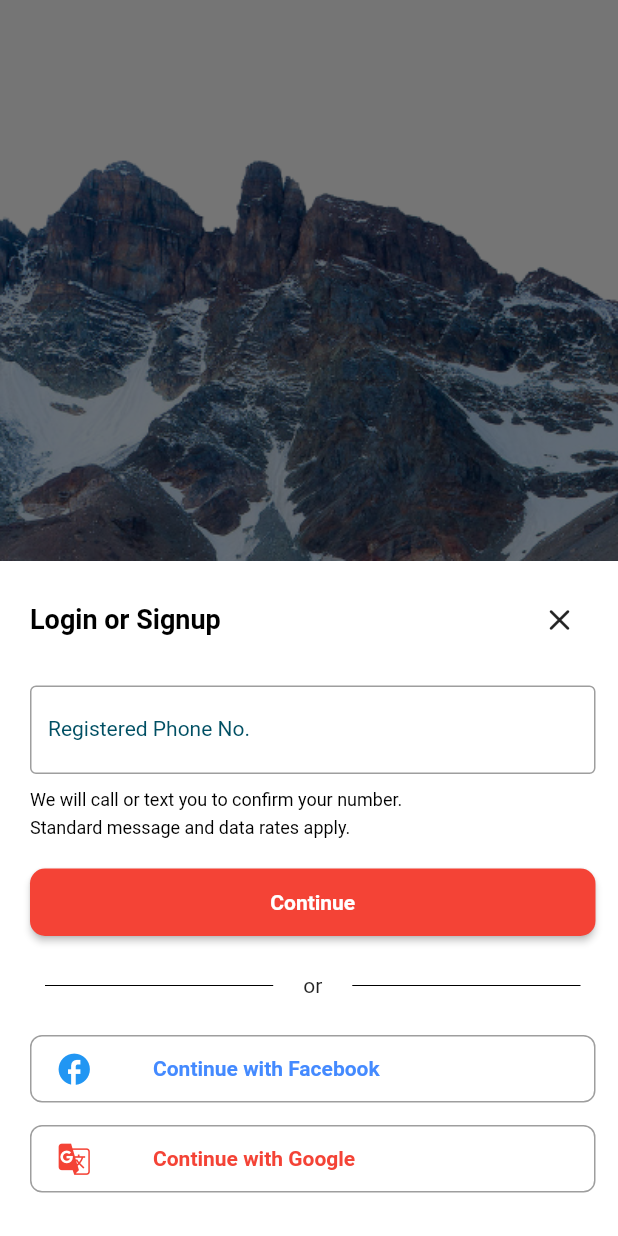
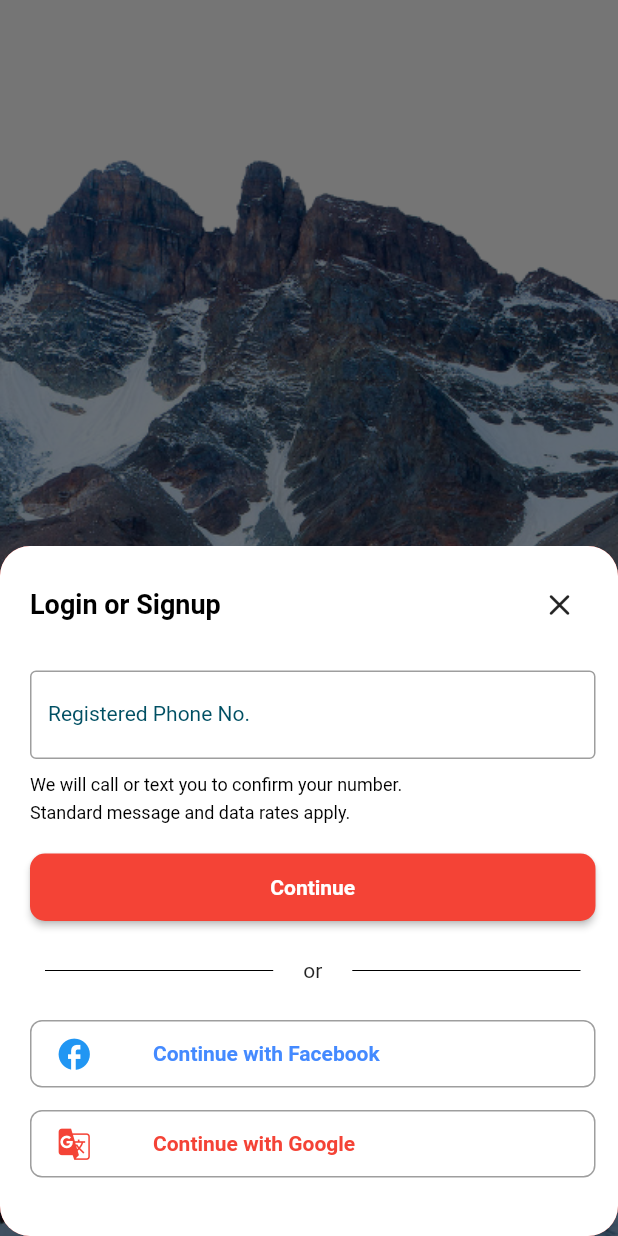
Before and after one commit to KartikJabreba/Qwikly, a Flutter app: the screen it shows after launch, after a tap on "Get in Qwikly", on a phone screen of 412 x 824 dp. Run offline on Flutter 3.47's test engine with Material 2 defaults, Android fonts, the light colour scheme and no system bars; drawn by our look-alikes of introduction_screen; Roboto replaces fonts that are missing (Rubik).

Commit message:
fixed box border issue

```diff
--- a/lib/screens/introduction_screen.dart
+++ b/lib/screens/introduction_screen.dart
@@ -31,6 +31,7 @@ class _IntroductionState extends State<Introduction> {
 
   void _showModalSheet() {
     showModalBottomSheet(
+        backgroundColor: Colors.red,
         shape: RoundedRectangleBorder(
           borderRadius: BorderRadius.all(
             Radius.circular(20),
@@ -39,8 +40,11 @@ class _IntroductionState extends State<Introduction> {
         context: context,
         builder: (builder) {
           return new Container(
-            height: 450.0,
+            height: 460.0,
             decoration: BoxDecoration(
+              borderRadius: BorderRadius.all(
+                Radius.circular(20),
+              ),
               color: Colors.white,
             ),
             child: Padding(
```
